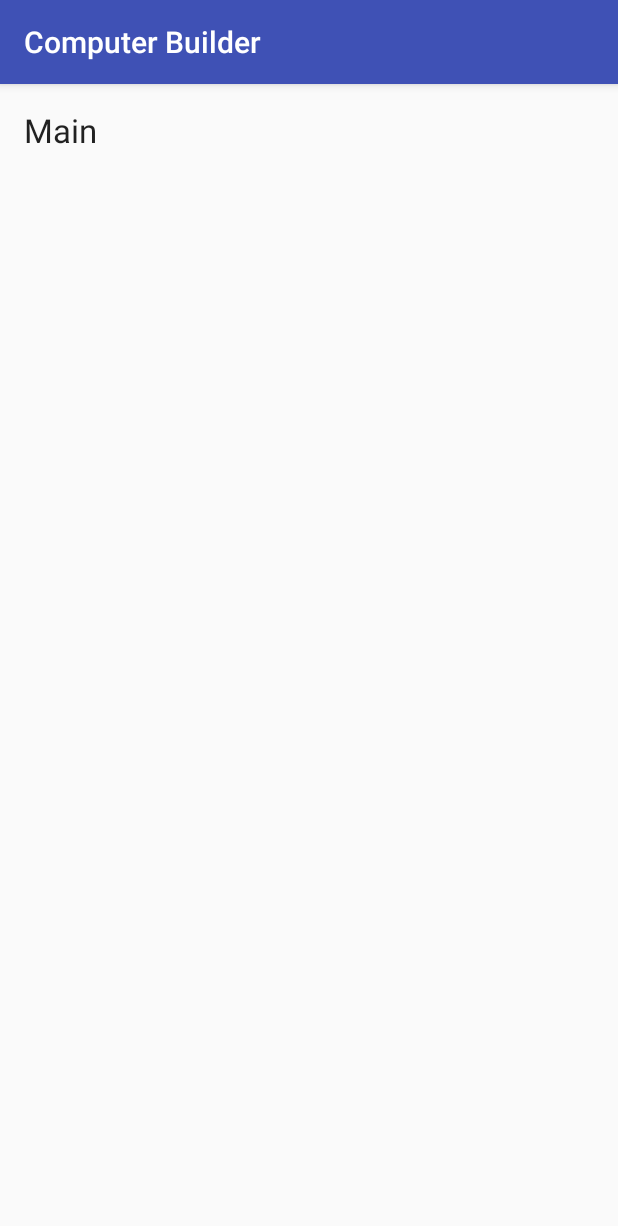
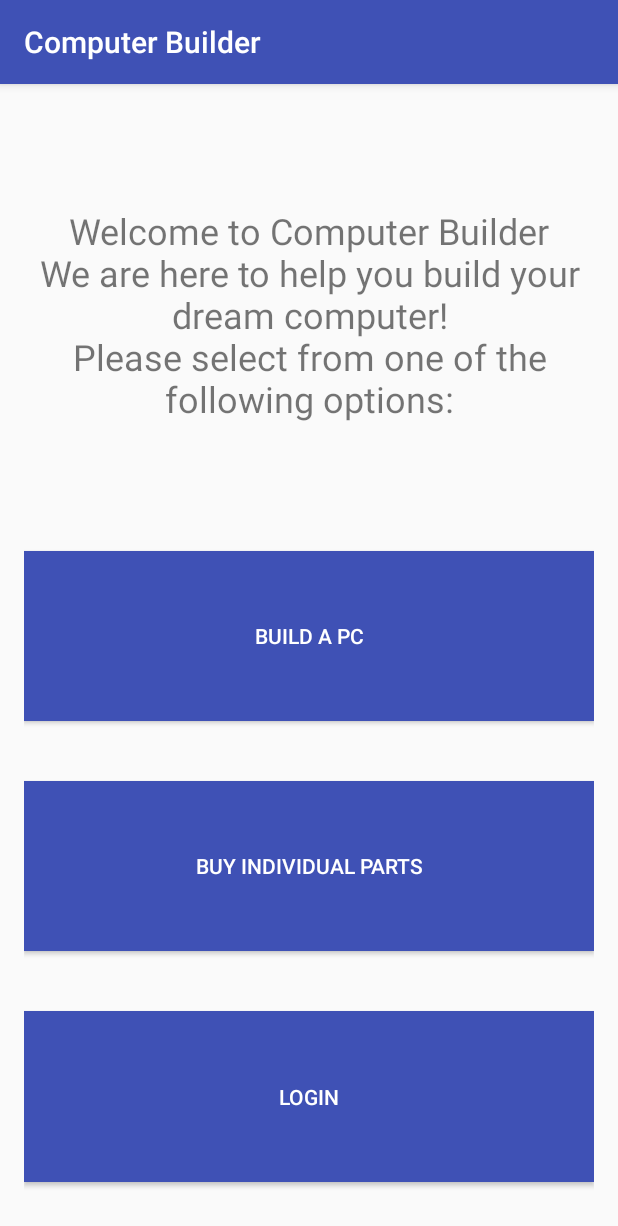
Before and after one commit to anturner130/ComputerBuilder, an Android app: the screen it shows after launch (MainActivity), on a phone screen of 412 x 824 dp. Shown: the top 1226 px of the screen. Run offline under Robolectric (Android 15) with nearby library versions, the phone set to English and light mode, and no system bars.

Commit message:
First draft
-Welcome Activity
-Main Activity
-Login Activity

All UI’s started, logic started but needs the most work. App can
navigate from Welcome>Main>Login as of right now.

```diff
--- a/app/src/main/java/comp640/computerbuilder/MainActivity.java
+++ b/app/src/main/java/comp640/computerbuilder/MainActivity.java
@@ -1,19 +1,105 @@
 package comp640.computerbuilder;
 
+import android.content.Intent;
 import android.os.Bundle;
 import android.support.design.widget.FloatingActionButton;
 import android.support.design.widget.Snackbar;
 import android.support.v7.app.AppCompatActivity;
 import android.support.v7.widget.Toolbar;
 import android.view.View;
+import android.widget.Button;
 
+/**
+ * Created by alexanderturner on 4/10/16.
+ * Represents the main page of the application.
+ */
 public class MainActivity extends AppCompatActivity {
 
+    /**
+     * The build button.
+     */
+    private Button _buildButton;
+
+    /**
+     * The buy button.
+     */
+    private Button _buyButton;
+
+    /**
+     * The login button.
+     */
+    private Button _loginButton;
+
+    /**
+     *
+     * @param savedInstanceState
+     */
     @Override
     protected void onCreate(Bundle savedInstanceState) {
         super.onCreate(savedInstanceState);
         setContentView(R.layout.activity_main);
 
+        //set buttons
+        _buildButton = (Button)findViewById(R.id.buildButton);
+        _buyButton = (Button)findViewById(R.id.buyButton);
+        _loginButton = (Button)findViewById(R.id.loginButton);
+
+        setOnClickListeners();
+    }
+
+    /**
+     * Sets the on click listeners of the buttons.
+     */
+    private void setOnClickListeners(){
+        _buildButton.setOnClickListener(new View.OnClickListener() {
+            @Override
+            public void onClick(View view) {
+                switchToBuildActivity();
+            }
+        });
+
+        _buyButton.setOnClickListener(new View.OnClickListener() {
+            @Override
+            public void onClick(View view) {
+                switchToBuyActivity();
+            }
+        });
+
+        _loginButton.setOnClickListener(new View.OnClickListener() {
+            @Override
+            public void onClick(View view) {
+                switchToLoginActivity();
+            }
+        });
+    }
+
+    /**
+     * Switch to the build activity.
+     */
+    private void switchToBuildActivity(){
+
+    }
+
+    /**
+     * Switch to the buy activity.
+     */
+    private void switchToBuyActivity(){
+
+    }
+
+    /**
+     * Switch to the login activity.
+     */
+    private void switchToLoginActivity(){
+        startActivity(LoginActivity.class);
+    }
+
+    /**
+     * Starts a new activity.
+     */
+    private void startActivity(Class activityClass){
+        Intent activity = new Intent().setClass(getApplicationContext(), activityClass);
+        startActivity(activity);
     }
 
 }
--- a/app/src/main/java/comp640/computerbuilder/WelcomeActivity.java
+++ b/app/src/main/java/comp640/computerbuilder/WelcomeActivity.java
@@ -9,7 +9,7 @@ import java.util.TimerTask;
 
 /**
  * Created by alexanderturner on 4/10/16.
- * Shows the welcome screen upon startup.
+ * Shows the welcome animation upon startup.
  */
 public class WelcomeActivity extends AppCompatActivity {
 
--- /dev/null
+++ b/app/src/main/res/drawable/button_selector.xml
@@ -0,0 +1,5 @@
+<?xml version="1.0" encoding="utf-8"?>
+<selector xmlns:android="http://schemas.android.com/apk/res/android" >
+    <item android:state_pressed="true" android:drawable="@color/colorPrimaryDark"></item>
+    <item android:state_pressed="false" android:drawable="@color/colorPrimary"></item>
+</selector>
--- a/app/src/main/res/layout/activity_main.xml
+++ b/app/src/main/res/layout/activity_main.xml
@@ -7,14 +7,50 @@
     android:paddingLeft="@dimen/activity_horizontal_margin"
     android:paddingRight="@dimen/activity_horizontal_margin"
     android:paddingTop="@dimen/activity_vertical_margin"
-    tools:context="comp640.computerbuilder.WelcomeActivity">
+    tools:context="comp640.computerbuilder.WelcomeActivity"
+    android:orientation="vertical"
+    android:weightSum="100">
 
     <TextView
-        android:layout_width="wrap_content"
+        android:layout_width="match_parent"
         android:layout_height="wrap_content"
-        android:textAppearance="?android:attr/textAppearanceLarge"
-        android:text="Main"
-        android:id="@+id/textView"
-        android:layout_centerVertical="true"
-        android:layout_centerHorizontal="true" />
+        android:textSize="24dp"
+        android:gravity="center"
+        android:textAppearance="?android:attr/textAppearanceSmall"
+        android:text="@string/main_text"
+        android:id="@+id/mainTextView"
+        android:layout_weight="40"/>
+
+    <Button
+        android:layout_marginTop="20dp"
+        android:layout_marginBottom="20dp"
+        android:layout_width="match_parent"
+        android:layout_height="wrap_content"
+        android:background="@drawable/button_selector"
+        android:textColor="@color/colorButtonText"
+        android:text="Build a PC"
+        android:id="@+id/buildButton"
+        android:layout_weight="20"/>
+
+    <Button
+        android:layout_marginTop="20dp"
+        android:layout_marginBottom="20dp"
+        android:layout_width="match_parent"
+        android:layout_height="wrap_content"
+        android:background="@drawable/button_selector"
+        android:textColor="@color/colorButtonText"
+        android:text="Buy Individual Parts"
+        android:id="@+id/buyButton"
+        android:layout_weight="20"/>
+
+    <Button
+        android:layout_marginTop="20dp"
+        android:layout_marginBottom="20dp"
+        android:layout_width="match_parent"
+        android:layout_height="wrap_content"
+        android:background="@drawable/button_selector"
+        android:textColor="@color/colorButtonText"
+        android:text="Login"
+        android:id="@+id/loginButton"
+        android:layout_weight="20"/>
 </LinearLayout>
--- a/app/src/main/res/layout/activity_welcome.xml
+++ b/app/src/main/res/layout/activity_welcome.xml
@@ -13,7 +13,7 @@
         android:layout_width="wrap_content"
         android:layout_height="wrap_content"
         android:textAppearance="?android:attr/textAppearanceLarge"
-        android:text="Welcome"
+        android:text="Welcome animation goes here"
         android:id="@+id/textView"
         android:layout_centerVertical="true"
         android:layout_centerHorizontal="true" />
--- a/app/src/main/res/values/colors.xml
+++ b/app/src/main/res/values/colors.xml
@@ -3,4 +3,5 @@
     <color name="colorPrimary">#3F51B5</color>
     <color name="colorPrimaryDark">#303F9F</color>
     <color name="colorAccent">#FF4081</color>
+    <color name="colorButtonText">#FFFFFF</color>
 </resources>
```
Also changed, not shown: app/src/main/AndroidManifest.xml (+9 -2 lines), app/src/main/java/comp640/computerbuilder/LoginActivity.java (added, +149 -0 lines), app/src/main/res/layout/activity_login.xml (added, +88 -0 lines), app/src/main/res/values/strings.xml (+16 -0 lines).
